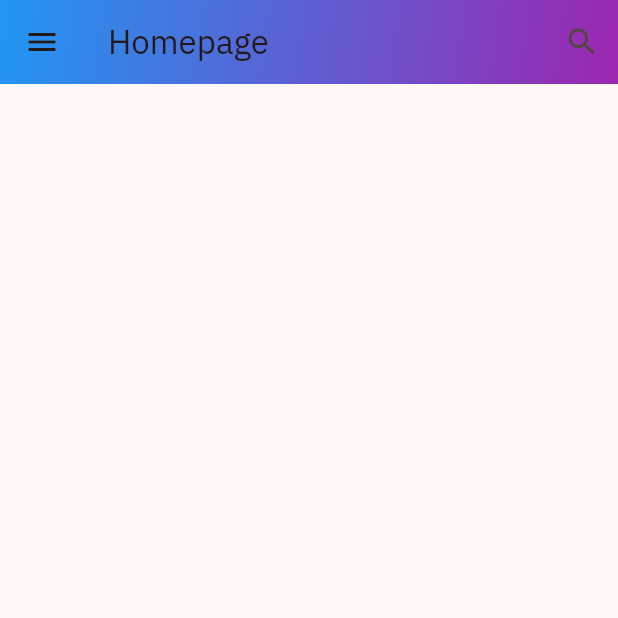
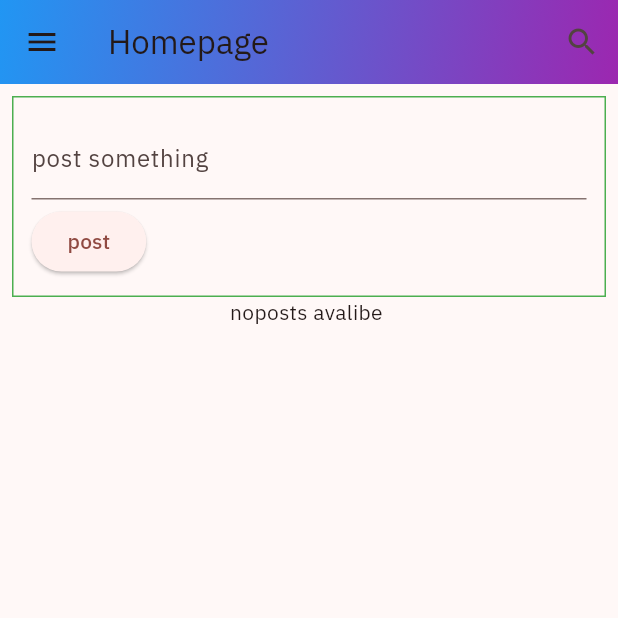
Before and after one commit to Fikiremariyam/social_media, a Flutter app: the Homepage screen opened directly, on a phone screen of 412 x 824 dp, the top half of it. Run offline on Flutter 3.47's test engine with Material 3 defaults, Android fonts, the phone set to English and light mode, and no system bars; our stand-ins replace cloud_firestore, firebase_auth, firebase_core, form_validator, google_fonts; accounts and stored records are empty.

Commit message:
BUILD : the image and text posting feature

```diff
--- a/lib/views/Home/HomePage.dart
+++ b/lib/views/Home/HomePage.dart
@@ -3,6 +3,8 @@ import 'package:firebase_auth/firebase_auth.dart';
 import 'package:firebase_core/firebase_core.dart';
 import 'package:flutter/material.dart';
 import 'package:social_media/views/Home/searchPage.dart';
+import 'package:social_media/views/Home/utils/image_post.dart';
+import 'package:social_media/views/Home/utils/text_post.dart';
 import 'package:social_media/views/auth/login.dart';
 
 class Homepage extends StatefulWidget {
@@ -12,7 +14,9 @@ class Homepage extends StatefulWidget {
   State<Homepage> createState() => _HomepageState();
 }
 
+
 class _HomepageState extends State<Homepage> {
+  TextEditingController posttext =  TextEditingController();
 
   @override
   Widget build(BuildContext context) {
@@ -41,6 +45,7 @@ class _HomepageState extends State<Homepage> {
       drawer: Drawer(
         child: ListView(
           children: [
+            Expanded(child: Text( FirebaseAuth.instance.currentUser?.email ?? 'no email avalibe ' )),
             ListTile(
               onTap: () async{
                             FirebaseAuth.instance.signOut();
@@ -55,6 +60,103 @@ class _HomepageState extends State<Homepage> {
           ],
         ),
       ),
+      body: Padding(padding: const EdgeInsets.all(8.0),
+      child: Column(
+        children: [
+          Container(
+            decoration: BoxDecoration( border: Border.all(color: Colors.green)),
+            padding: EdgeInsets.all(12.0),
+            child: Column(
+              children: [
+                TextFormField(
+                  controller: posttext,
+                  decoration: InputDecoration(
+                    labelText:  "post something"
+
+
+                  ),
+                ),
+                SizedBox(height: 4.0,),
+
+                Row(children: [
+                  ElevatedButton(
+                    onPressed: () async {
+                      var Data = {
+                        'time':DateTime.now(),
+                        'type':'text',
+                        'content':posttext.text,
+                        'uid':FirebaseAuth.instance.currentUser!.uid
+                      };
+                      FirebaseFirestore.instance.collection('posts').add(Data);
+                      posttext.text="";
+                      setState(() {
+
+                      });
+
+
+                    },
+                    child: Text("post"),
+                  )
+                ],)
+
+              ],
+            ),
+
+          )
+
+          ,
+          Expanded(
+            child:FutureBuilder<QuerySnapshot>(
+              future: FirebaseFirestore.instance.collection('users').doc(FirebaseAuth.instance.currentUser!.uid).collection('timeline').get(),
+            builder: (context,snapshot){
+
+              if (snapshot.hasData){
+                if (snapshot.data?.docs.isEmpty ??true){
+                  return Text("noposts avalibe ");
+
+                }
+                else{
+                  return ListView.builder(
+                    itemCount: snapshot.data?.docs.length ?? 0 ,
+                    itemBuilder: (context,index){
+
+                      return FutureBuilder<DocumentSnapshot>(
+
+                        future: FirebaseFirestore.instance.collection('posts').doc((snapshot.data?.docs[index].data() as Map)['post'] ).get(),
+                         builder: (context,postsnapshot){
+
+                          if (postsnapshot.hasData){
+
+                            switch (postsnapshot.data!['type']){
+                              case 'text':
+                              return TextPost(text: postsnapshot.data!['content']);
+                              case 'image':
+                              return ImagePost(text: postsnapshot.data!['content'], url: postsnapshot.data!['url']);
+
+                              default:
+                              return TextPost(text: postsnapshot.data!['content']);
+
+                            }
+                          }else{
+                            return  CircularProgressIndicator();
+                          }
+                         }
+                         );
+                    },
+                    );
+                }
+              }else{
+                return LinearProgressIndicator();
+              }
+
+            })
+          )
+        ],
+      ),
+
+      ),
+
+
     );
     }
 }
```
Also changed, not shown: lib/views/Home/searchPage.dart (+4 -3 lines), lib/views/Home/utils/image_post.dart (added, +36 -0 lines), lib/views/Home/utils/text_post.dart (added, +23 -0 lines).
